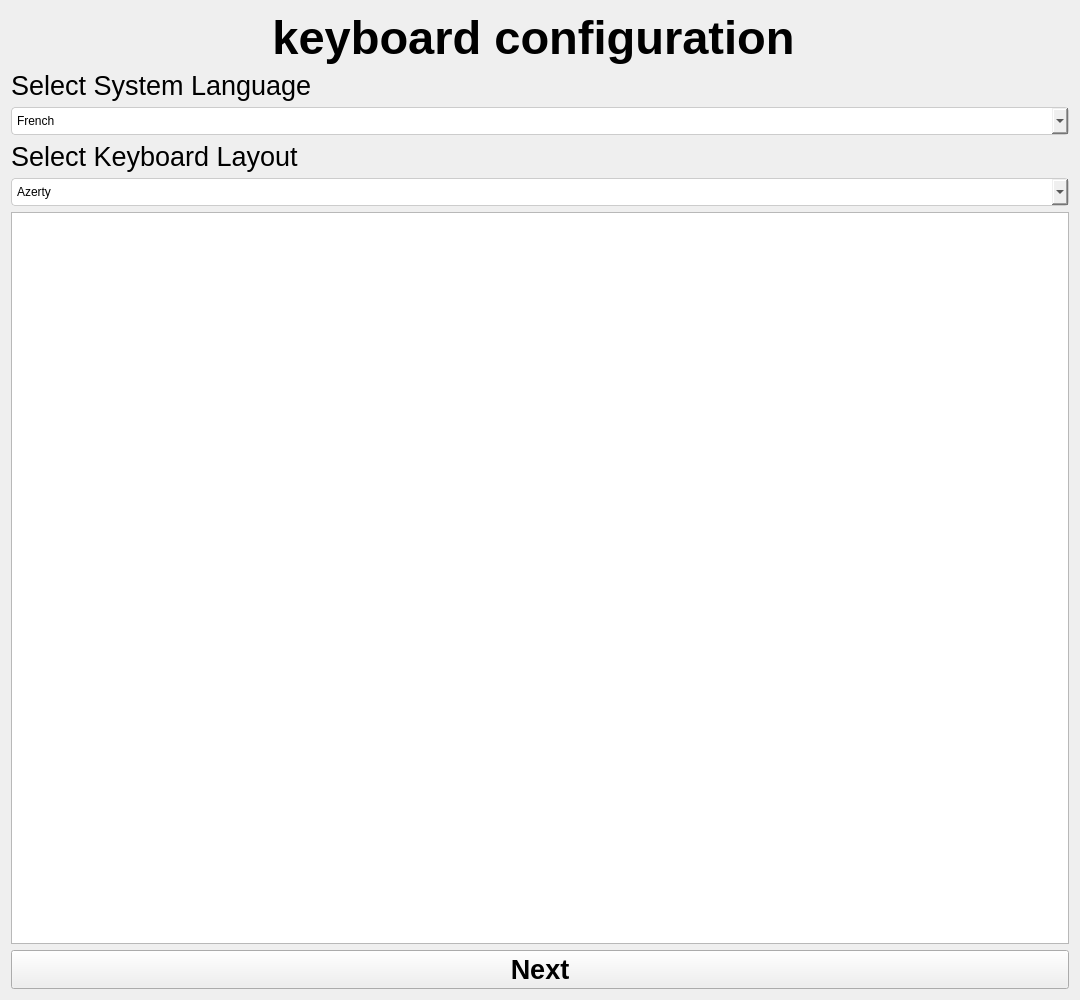
Before: the Qt Designer form keyboard.ui in n1cef/kraken_installer, drawn with Qt 5.
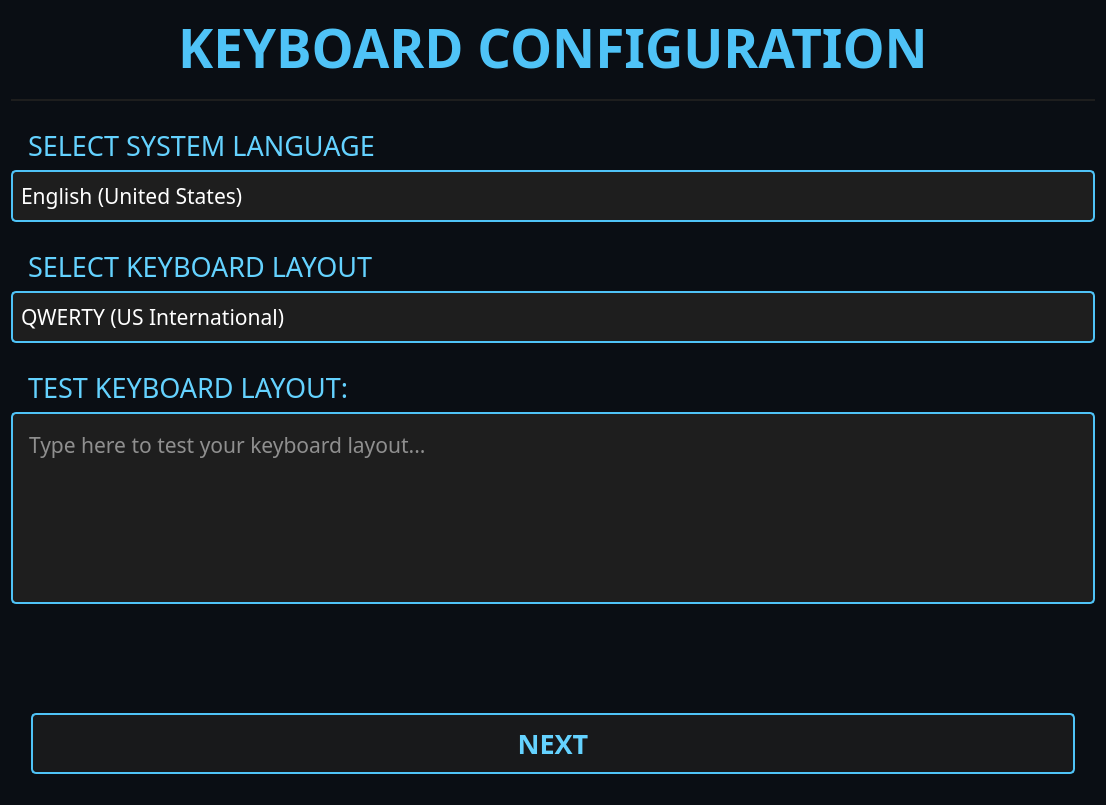
After: the same form once the commit is applied. Icons and pictures are not drawn.

```diff
--- a/keyboard.ui
+++ b/keyboard.ui
@@ -6,30 +6,34 @@
    <rect>
     <x>0</x>
     <y>0</y>
-    <width>1080</width>
-    <height>1000</height>
+    <width>1106</width>
+    <height>805</height>
    </rect>
   </property>
   <property name="windowTitle">
    <string>Form</string>
   </property>
   <property name="styleSheet">
-   <string notr="true">background-color:&quot;#e6e4e4&quot;</string>
+   <string notr="true">background-color: #0a0e14;</string>
   </property>
   <layout class="QVBoxLayout" name="verticalLayout">
    <item>
     <widget class="QLabel" name="label">
      <property name="font">
       <font>
-       <pointsize>35</pointsize>
+       <family>SpaceMono Nerd Font</family>
+       <pointsize>40</pointsize>
        <bold>true</bold>
       </font>
      </property>
      <property name="styleSheet">
-      <string notr="true">color:&quot;blue&quot;;</string>
+      <string notr="true">color: #4fc3f7;
+        padding-bottom: 15px;
+        border-bottom: 2px solid #1e1e1e;
+        margin-bottom: 20px;</string>
      </property>
      <property name="text">
-      <string>keyboard configuration </string>
+      <string>KEYBOARD CONFIGURATION</string>
      </property>
      <property name="alignment">
       <set>Qt::AlignmentFlag::AlignCenter</set>
@@ -40,35 +44,61 @@
     <widget class="QLabel" name="label_2">
      <property name="font">
       <font>
+       <family>SpaceMono Nerd Font</family>
        <pointsize>20</pointsize>
       </font>
      </property>
+     <property name="styleSheet">
+      <string notr="true">color: #64d2ff;
+        padding-left: 10px;</string>
+     </property>
      <property name="text">
-      <string>Select System Language</string>
+      <string>SELECT SYSTEM LANGUAGE</string>
      </property>
     </widget>
    </item>
    <item>
     <widget class="QComboBox" name="comboBoxLanguage">
-     <property name="layoutDirection">
-      <enum>Qt::LayoutDirection::LeftToRight</enum>
+     <property name="font">
+      <font>
+       <family>SpaceMono Nerd Font</family>
+       <pointsize>16</pointsize>
+      </font>
      </property>
      <property name="styleSheet">
-      <string notr="true">QComboBox {
-    padding: 5px;
-    border: 1px solid #ccc;
-    border-radius: 4px;
-}</string>
+      <string notr="true">
+        QComboBox {
+          background-color: #1e1e1e;
+          color: #ffffff;
+          border: 2px solid #4fc3f7;
+          border-radius: 5px;
+          padding: 8px;
+          min-height: 30px;
+        }
+        QComboBox:hover {
+          background-color: #252525;
+        }
+        QComboBox::drop-down {
+          border: none;
+          width: 30px;
+        }
+        QComboBox::down-arrow {
+          image: url(:/images/arrow-down.png);
+          width: 16px;
+          height: 16px;
+        }
+        QComboBox QAbstractItemView {
+          background-color: #1e1e1e;
+          color: #ffffff;
+          selection-background-color: #4fc3f7;
+          selection-color: #000000;
+          border: 2px solid #4fc3f7;
+        }
+      </string>
      </property>
-     <property name="placeholderText">
-      <string/>
-     </property>
-     <property name="duplicatesEnabled">
-      <bool>false</bool>
-     </property>
      <item>
       <property name="text">
-       <string>French</string>
+       <string>English (United States)</string>
       </property>
      </item>
      <item>
@@ -92,26 +122,62 @@
     <widget class="QLabel" name="label_4">
      <property name="font">
       <font>
+       <family>SpaceMono Nerd Font</family>
        <pointsize>20</pointsize>
       </font>
      </property>
+     <property name="styleSheet">
+      <string notr="true">color: #64d2ff;
+        padding-left: 10px;
+        margin-top: 20px;</string>
+     </property>
      <property name="text">
-      <string>Select Keyboard Layout</string>
+      <string>SELECT KEYBOARD LAYOUT</string>
      </property>
     </widget>
    </item>
    <item>
     <widget class="QComboBox" name="comboBoxKeyboard">
+     <property name="font">
+      <font>
+       <family>SpaceMono Nerd Font</family>
+       <pointsize>16</pointsize>
+      </font>
+     </property>
      <property name="styleSheet">
-      <string notr="true">QComboBox {
-    padding: 5px;
-    border: 1px solid #ccc;
-    border-radius: 4px;
-}</string>
+      <string notr="true">
+        QComboBox {
+          background-color: #1e1e1e;
+          color: #ffffff;
+          border: 2px solid #4fc3f7;
+          border-radius: 5px;
+          padding: 8px;
+          min-height: 30px;
+        }
+        QComboBox:hover {
+          background-color: #252525;
+        }
+        QComboBox::drop-down {
+          border: none;
+          width: 30px;
+        }
+        QComboBox::down-arrow {
+          image: url(:/images/arrow-down.png);
+          width: 16px;
+          height: 16px;
+        }
+        QComboBox QAbstractItemView {
+          background-color: #1e1e1e;
+          color: #ffffff;
+          selection-background-color: #4fc3f7;
+          selection-color: #000000;
+          border: 2px solid #4fc3f7;
+        }
+      </string>
      </property>
      <item>
       <property name="text">
-       <string>Azerty</string>
+       <string>QWERTY (US International)</string>
       </property>
       <property name="icon">
        <iconset theme="QIcon::ThemeIcon::Computer"/>
@@ -130,21 +196,105 @@
     </widget>
    </item>
    <item>
-    <widget class="QTextEdit" name="textEditPreview"/>
+    <widget class="QLabel" name="label_test">
+     <property name="font">
+      <font>
+       <family>SpaceMono Nerd Font</family>
+       <pointsize>20</pointsize>
+      </font>
+     </property>
+     <property name="styleSheet">
+      <string notr="true">color: #64d2ff;
+        padding-left: 10px;
+        margin-top: 20px;</string>
+     </property>
+     <property name="text">
+      <string>TEST KEYBOARD LAYOUT:</string>
+     </property>
+    </widget>
+   </item>
+   <item>
+    <widget class="QTextEdit" name="textEditPreview">
+     <property name="font">
+      <font>
+       <family>SpaceMono Nerd Font</family>
+       <pointsize>16</pointsize>
+      </font>
+     </property>
+     <property name="styleSheet">
+      <string notr="true">
+        QTextEdit {
+          background-color: #1e1e1e;
+          color: #ffffff;
+          border: 2px solid #4fc3f7;
+          border-radius: 5px;
+          padding: 12px;
+        }
+        QScrollBar:vertical {
+          background: #1e1e1e;
+          width: 10px;
+        }
+        QScrollBar::handle:vertical {
+          background: #4fc3f7;
+          min-height: 20px;
+          border-radius: 5px;
+        }
+      </string>
+     </property>
+     <property name="placeholderText">
+      <string>Type here to test your keyboard layout...</string>
+     </property>
+    </widget>
+   </item>
+   <item>
+    <spacer name="verticalSpacer">
+     <property name="orientation">
+      <enum>Qt::Orientation::Vertical</enum>
+     </property>
+     <property name="sizeHint" stdset="0">
+      <size>
+       <width>20</width>
+       <height>40</height>
+      </size>
+     </property>
+    </spacer>
    </item>
    <item>
     <widget class="QPushButton" name="keyboard_btn">
+     <property name="minimumSize">
+      <size>
+       <width>200</width>
+       <height>60</height>
+      </size>
+     </property>
      <property name="font">
       <font>
+       <family>SpaceMono Nerd Font</family>
        <pointsize>20</pointsize>
        <bold>true</bold>
       </font>
      </property>
      <property name="styleSheet">
-      <string notr="true">color:&quot;cyan&quot;</string>
+      <string notr="true">
+        QPushButton {
+          color: #64d2ff;
+          background-color: rgba(30, 30, 30, 0.7);
+          border: 2px solid #4fc3f7;
+          border-radius: 5px;
+          padding: 10px 40px;
+          margin: 20px;
+        }
+        QPushButton:hover {
+          background-color: rgba(79, 195, 247, 0.2);
+        }
+        QPushButton:pressed {
+          background-color: rgba(79, 195, 247, 0.4);
+          border-color: #64d2ff;
+        }
+      </string>
      </property>
      <property name="text">
-      <string>Next</string>
+      <string>NEXT</string>
      </property>
     </widget>
    </item>
```
Left out of the diff: 18 changed lines with no effect on the pictures.
